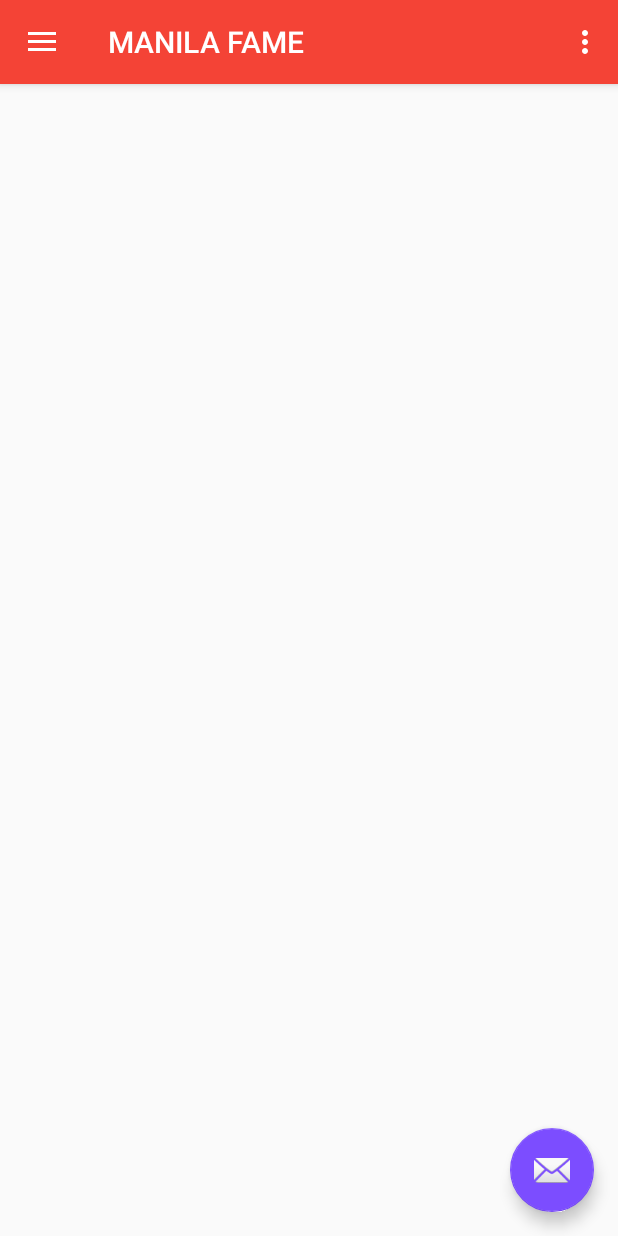
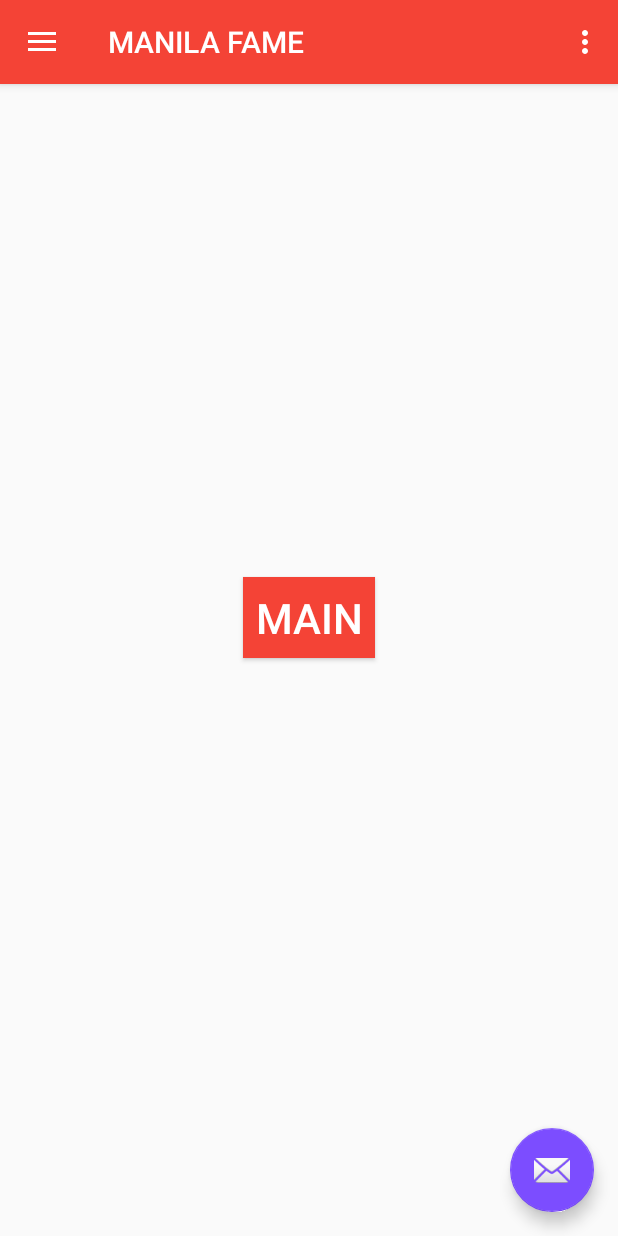
Before and after one commit to lemarcudal/CITEM_APP, an Android app: the MainActivity screen opened directly, with no data from a screen before it, after a tap on "Home", on a phone screen of 412 x 824 dp. Run offline under Robolectric (Android 15) with nearby library versions, the phone set to English and light mode, and no system bars; 2 other taps on this screen came first.

Commit message:
Nav drawer functionality

```diff
--- a/CITEM/app/src/main/java/com/example/guitarista/citem/MainActivity.java
+++ b/CITEM/app/src/main/java/com/example/guitarista/citem/MainActivity.java
@@ -16,11 +16,23 @@
 public class MainActivity extends AppCompatActivity
         implements NavigationView.OnNavigationItemSelectedListener {
 
+    NavigationView navigationView = null;
+    Toolbar toolbar = null;
+
     @Override
     protected void onCreate(Bundle savedInstanceState) {
         super.onCreate(savedInstanceState);
         setContentView(R.layout.activity_main);
-        Toolbar toolbar = (Toolbar) findViewById(R.id.toolbar);
+
+        //set the fragment initially
+        MainFragment fragment = new MainFragment();
+        android.support.v4.app.FragmentTransaction fragmentTransaction =
+                getSupportFragmentManager().beginTransaction();
+        fragmentTransaction.replace(R.id.fragment_container, fragment);
+        fragmentTransaction.commit();
+        //-------------------------
+
+        toolbar = (Toolbar) findViewById(R.id.toolbar);
         setSupportActionBar(toolbar);
 
         FloatingActionButton fab = (FloatingActionButton) findViewById(R.id.fab);
@@ -38,7 +50,7 @@
         drawer.setDrawerListener(toggle);
         toggle.syncState();
 
-        NavigationView navigationView = (NavigationView) findViewById(R.id.nav_view);
+        navigationView = (NavigationView) findViewById(R.id.nav_view);
         navigationView.setNavigationItemSelectedListener(this);
     }
 
@@ -81,10 +93,22 @@
         int id = item.getItemId();
 
         if (id == R.id.nav_home) {
+            //Set the fragment initially
+            MainFragment fragment = new MainFragment();
+            android.support.v4.app.FragmentTransaction fragmentTransaction =
+                    getSupportFragmentManager().beginTransaction();
+            fragmentTransaction.replace(R.id.fragment_container, fragment);
+            fragmentTransaction.commit();
             // Handle the camera action
         } else if (id == R.id.nav_gallery) {
+            GalleryFragment fragment = new GalleryFragment();
+            android.support.v4.app.FragmentTransaction fragmentTransaction =
+                    getSupportFragmentManager().beginTransaction();
+            fragmentTransaction.replace(R.id.fragment_container, fragment);
+            fragmentTransaction.commit();
 
         } else if (id == R.id.nav_tradeShowHL) {
+
 
         } else if (id == R.id.nav_stories) {
 
```
